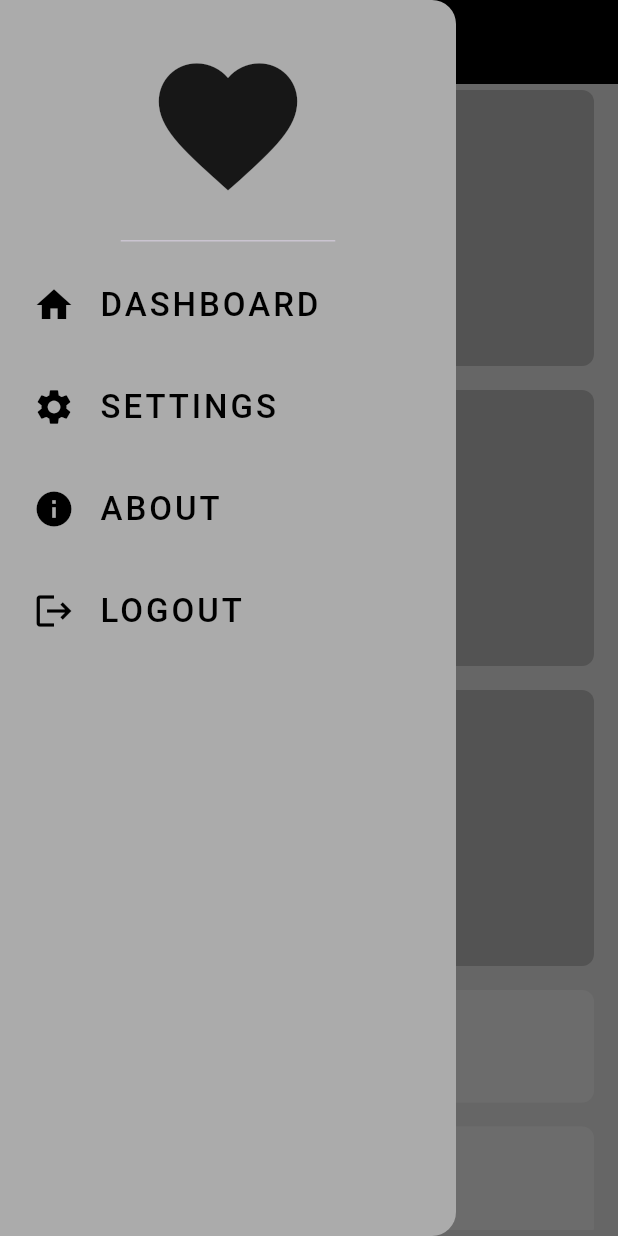
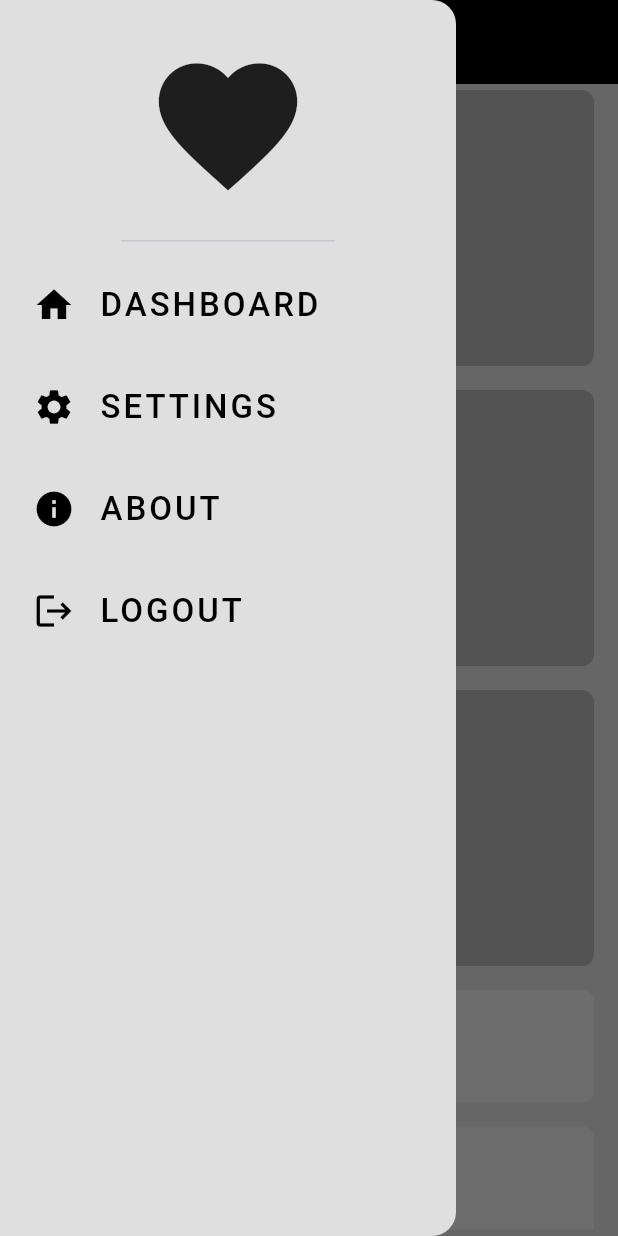
Before and after one commit to Mahmoud-Adel-Ali/adaptive_app, a Flutter app: the screen it shows after launch, with the side drawer open, on a phone screen of 412 x 824 dp. Run offline on Flutter 3.47's test engine with Material 3 defaults, Android fonts, the phone set to English and light mode, and no system bars.

Commit message:
desktop layout done

```diff
--- a/lib/widgets/custom_drawer.dart
+++ b/lib/widgets/custom_drawer.dart
@@ -7,7 +7,8 @@ class CustomDrawer extends StatelessWidget {
   @override
   Widget build(BuildContext context) {
     return const Drawer(
-      backgroundColor: Color(0xffABABAB),
+      backgroundColor: Color(0xffDFDFDF),
+      elevation: 0,
       child: Column(
         children: [
            DrawerHeader(
```
Also changed, not shown: lib/widgets/desktop_layout.dart (+30 -1 lines).
